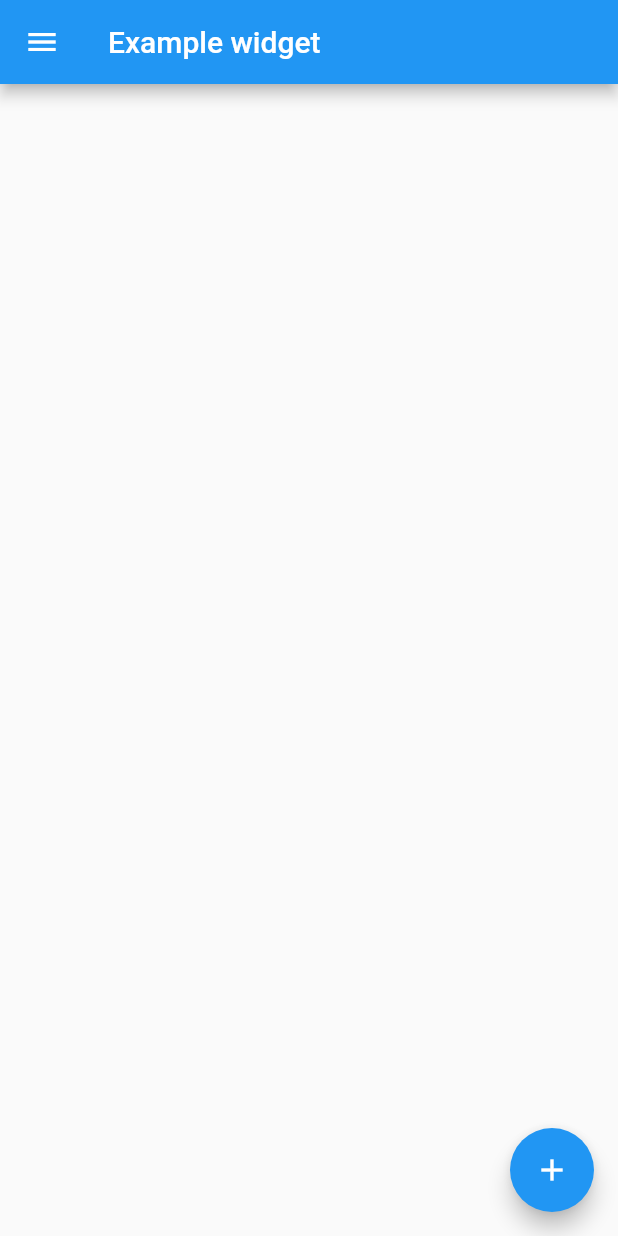
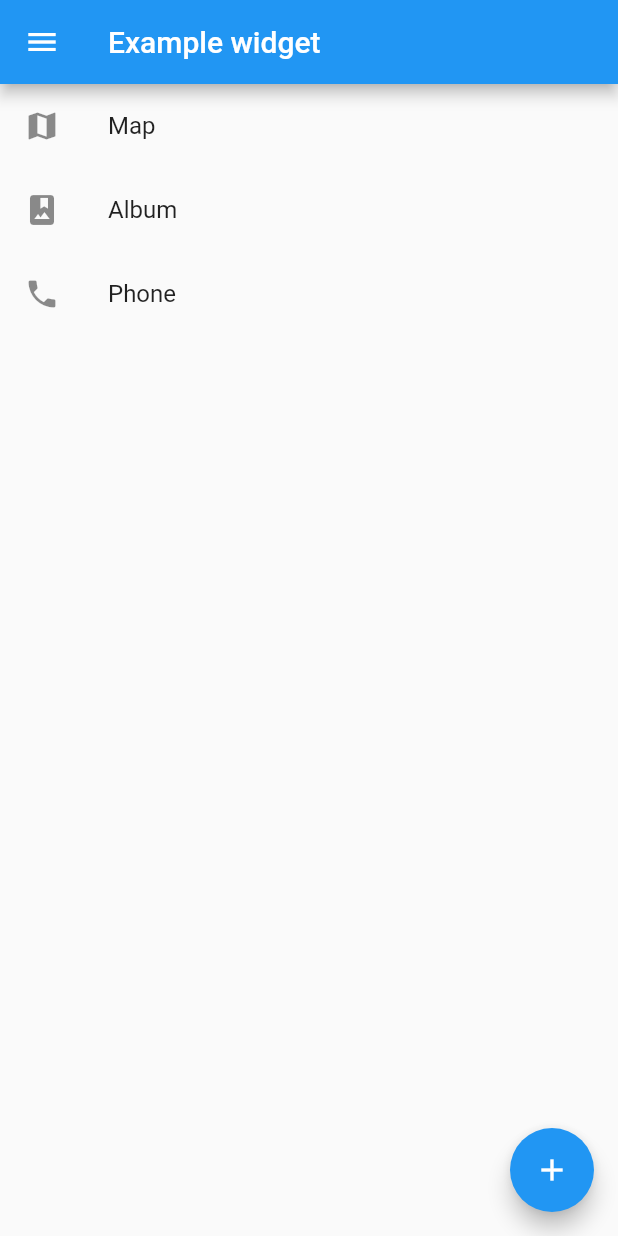
Before and after one commit to jsp8680/scaffold_stuff, a Flutter app: the screen it shows after launch, on a phone screen of 412 x 824 dp. Run offline on Flutter 3.47's test engine with Material 2 defaults, Android fonts, the phone set to English and light mode, and no system bars.

Commit message:
Added drawer and listtiles

```diff
--- a/lib/pages/home.dart
+++ b/lib/pages/home.dart
@@ -10,11 +10,33 @@ class Home extends StatelessWidget {
         title: const Text('Example widget'),
       ),
       body: Container(
+        //add list view to the container
         child: ListView(
+          children: const <Widget>[
+            ListTile(
+              leading: Icon(Icons.map),
+              title: Text('Map'),
+            ),
+            ListTile(
+              leading: Icon(Icons.photo_album),
+              title: Text('Album'),
+            ),
+            ListTile(
+              leading: Icon(Icons.phone),
+              title: Text('Phone'),
+            ),
+          ],
+        ),
 
-        )
+
       ),
-      drawer: Drawer(),
+      drawer: const Drawer(
+        // add things to drawer
+        child: Center(
+          child: Text('Drawer'),
+        ),
+
+      ),
       floatingActionButton:
           FloatingActionButton(
             onPressed: () {}, child: const Icon(Icons.add))
```
